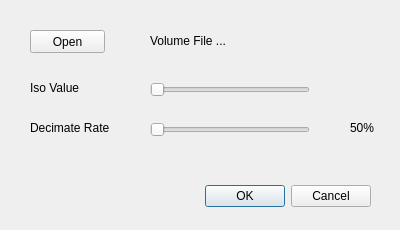
gobirdwang/hmeshsimp, file HMesh/HMesh/dialog/mcsimpdialog.ui: the form before one commit.
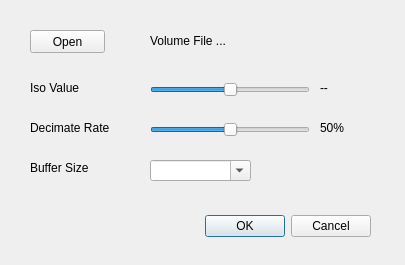
The form after the commit.

What changed in the file:
```diff
--- a/HMesh/HMesh/dialog/mcsimpdialog.ui
+++ b/HMesh/HMesh/dialog/mcsimpdialog.ui
@@ -6,10 +6,16 @@
    <rect>
     <x>0</x>
     <y>0</y>
-    <width>400</width>
-    <height>230</height>
+    <width>405</width>
+    <height>265</height>
    </rect>
   </property>
+  <property name="sizePolicy">
+   <sizepolicy hsizetype="Fixed" vsizetype="Fixed">
+    <horstretch>0</horstretch>
+    <verstretch>0</verstretch>
+   </sizepolicy>
+  </property>
   <property name="windowTitle">
    <string>Dialog</string>
   </property>
@@ -17,7 +23,7 @@
    <property name="geometry">
     <rect>
      <x>30</x>
-     <y>180</y>
+     <y>210</y>
      <width>341</width>
      <height>32</height>
     </rect>
@@ -46,14 +52,17 @@
    <property name="geometry">
     <rect>
      <x>150</x>
-     <y>30</y>
+     <y>20</y>
      <width>221</width>
-     <height>21</height>
+     <height>41</height>
     </rect>
    </property>
    <property name="text">
     <string>Volume File ...</string>
    </property>
+   <property name="wordWrap">
+    <bool>true</bool>
+   </property>
   </widget>
   <widget class="QLabel" name="isoValueLabel">
    <property name="geometry">
@@ -90,6 +99,12 @@
      <height>19</height>
     </rect>
    </property>
+   <property name="singleStep">
+    <number>1</number>
+   </property>
+   <property name="value">
+    <number>50</number>
+   </property>
    <property name="orientation">
     <enum>Qt::Horizontal</enum>
    </property>
@@ -106,6 +121,9 @@
    <property name="singleStep">
     <number>1</number>
    </property>
+   <property name="value">
+    <number>50</number>
+   </property>
    <property name="orientation">
     <enum>Qt::Horizontal</enum>
    </property>
@@ -113,9 +131,9 @@
   <widget class="QLabel" name="rateNumLabel">
    <property name="geometry">
     <rect>
-     <x>350</x>
+     <x>320</x>
      <y>120</y>
-     <width>31</width>
+     <width>61</width>
      <height>16</height>
     </rect>
    </property>
@@ -123,6 +141,45 @@
     <string>50%</string>
    </property>
   </widget>
+  <widget class="QLabel" name="bufSizeLabel">
+   <property name="geometry">
+    <rect>
+     <x>30</x>
+     <y>160</y>
+     <width>81</width>
+     <height>16</height>
+    </rect>
+   </property>
+   <property name="text">
+    <string>Buffer Size</string>
+   </property>
+  </widget>
+  <widget class="QComboBox" name="bufSizeComboBox">
+   <property name="geometry">
+    <rect>
+     <x>150</x>
+     <y>160</y>
+     <width>101</width>
+     <height>21</height>
+    </rect>
+   </property>
+   <property name="editable">
+    <bool>true</bool>
+   </property>
+  </widget>
+  <widget class="QLabel" name="isoValueDispLabel">
+   <property name="geometry">
+    <rect>
+     <x>320</x>
+     <y>80</y>
+     <width>61</width>
+     <height>16</height>
+    </rect>
+   </property>
+   <property name="text">
+    <string>--</string>
+   </property>
+  </widget>
  </widget>
  <resources/>
  <connections>
```
Left out of the diff: 2 changed lines with no effect on the pictures.
